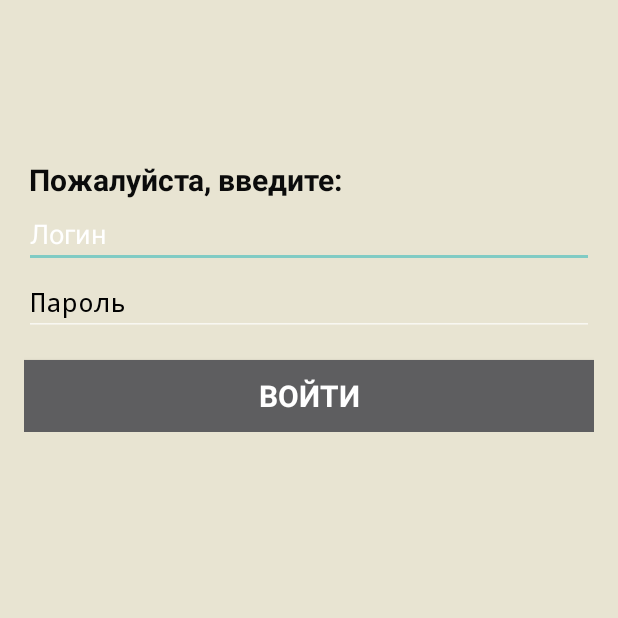
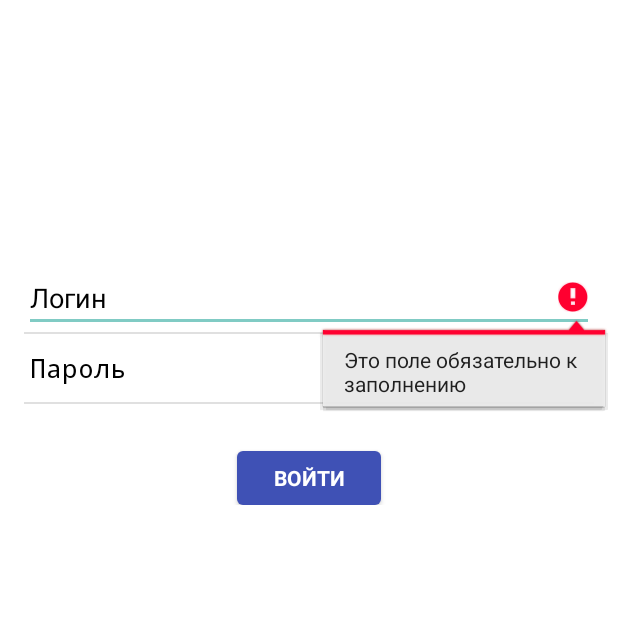
Before and after one commit to annaazzarova/SheduleAndroid, an Android app: the LoginActivity screen opened directly, with no data from a screen before it, after a tap on "ВОЙТИ", on a phone screen of 412 x 824 dp, the top half of it. Run offline under Robolectric (Android 15) with nearby library versions, the phone set to English and light mode, and no system bars.

Commit message:
Сделал переход при нажатии на кнопки из гланого окна в окно авторизации

```diff
--- a/application/shedule/app/src/main/AndroidManifest.xml
+++ b/application/shedule/app/src/main/AndroidManifest.xml
@@ -13,7 +13,7 @@
         android:label="@string/app_name"
         android:theme="@style/AppTheme" >
         <activity
-            android:name=".MainActivity"
+            android:name=".MainActivityNew"
             android:label="@string/app_name" >
             <intent-filter>
                 <action android:name="android.intent.action.MAIN" />
--- a/application/shedule/app/src/main/java/com/example/anna/shedule/login/LoginActivity.java
+++ b/application/shedule/app/src/main/java/com/example/anna/shedule/login/LoginActivity.java
@@ -4,34 +4,40 @@ import android.animation.Animator;
 import android.animation.AnimatorListenerAdapter;
 import android.annotation.TargetApi;
 import android.app.Activity;
-import android.app.LoaderManager.LoaderCallbacks;
-import android.content.CursorLoader;
-import android.content.Loader;
-import android.database.Cursor;
-import android.net.Uri;
 import android.os.AsyncTask;
-import android.os.Build;
 import android.os.Bundle;
-import android.provider.ContactsContract;
-import android.text.TextUtils;
 import android.view.KeyEvent;
 import android.view.View;
 import android.view.View.OnClickListener;
-import android.view.inputmethod.EditorInfo;
 import android.widget.Button;
 import android.widget.EditText;
 import android.widget.TextView;
 
 import com.example.anna.shedule.R;
 
-import java.util.ArrayList;
-import java.util.List;
+import static android.R.integer.config_shortAnimTime;
+import static android.os.Build.VERSION.SDK_INT;
+import static android.os.Build.VERSION_CODES.HONEYCOMB_MR2;
+import static android.text.TextUtils.isEmpty;
+import static android.view.View.GONE;
+import static android.view.View.VISIBLE;
+import static android.view.inputmethod.EditorInfo.IME_NULL;
+import static android.widget.TextView.OnEditorActionListener;
+import static com.example.anna.shedule.R.id.login;
+import static com.example.anna.shedule.R.id.login_form;
+import static com.example.anna.shedule.R.id.login_progress;
+import static com.example.anna.shedule.R.id.password;
+import static com.example.anna.shedule.R.layout.activity_login;
+import static com.example.anna.shedule.R.string.error_field_required;
+import static com.example.anna.shedule.R.string.error_incorrect_password;
+import static com.example.anna.shedule.R.string.error_invalid_password;
+import static java.lang.Thread.sleep;
 
 
 /**
  * A login screen that offers login via email/password.
  */
-public class LoginActivity extends Activity implements LoaderCallbacks<Cursor> {
+public class LoginActivity extends Activity  {
 
     /**
      * A dummy authentication store containing known user names and passwords.
@@ -46,7 +52,7 @@ public class LoginActivity extends Activity implements LoaderCallbacks<Cursor> {
     private UserLoginTask mAuthTask = null;
 
     // UI references.
-    private EditText mEmailView;
+    private EditText mLoginView;
     private EditText mPasswordView;
     private View mProgressView;
     private View mLoginFormView;
@@ -54,17 +60,17 @@ public class LoginActivity extends Activity implements LoaderCallbacks<Cursor> {
     @Override
     protected void onCreate(Bundle savedInstanceState) {
         super.onCreate(savedInstanceState);
-        setContentView(R.layout.activity_login);
+        setContentView(activity_login);
 
         // Set up the login form.
-        mEmailView = (EditText) findViewById(R.id.login);
-        populateAutoComplete();
+        mLoginView = (EditText) findViewById(login);
+//        populateAutoComplete();
 
-        mPasswordView = (EditText) findViewById(R.id.password);
-        mPasswordView.setOnEditorActionListener(new TextView.OnEditorActionListener() {
+        mPasswordView = (EditText) findViewById(password);
+        mPasswordView.setOnEditorActionListener(new OnEditorActionListener() {
             @Override
             public boolean onEditorAction(TextView textView, int id, KeyEvent keyEvent) {
-                if (id == R.id.login || id == EditorInfo.IME_NULL) {
+                if (id == R.id.login || id == IME_NULL) {
                     attemptLogin();
                     return true;
                 }
@@ -72,7 +78,7 @@ public class LoginActivity extends Activity implements LoaderCallbacks<Cursor> {
             }
         });
 
-        Button mEmailSignInButton = (Button) findViewById(R.id.email_sign_in_button);
+        Button mEmailSignInButton = (Button) findViewById(R.id.login_sign_in_button);
         mEmailSignInButton.setOnClickListener(new OnClickListener() {
             @Override
             public void onClick(View view) {
@@ -80,13 +86,13 @@ public class LoginActivity extends Activity implements LoaderCallbacks<Cursor> {
             }
         });
 
-        mLoginFormView = findViewById(R.id.login_form);
-        mProgressView = findViewById(R.id.login_progress);
+        mLoginFormView = findViewById(login_form);
+        mProgressView = findViewById(login_progress);
     }
 
-    private void populateAutoComplete() {
+   /* private void populateAutoComplete() {
         getLoaderManager().initLoader(0, null, this);
-    }
+    }*/
 
 
     /**
@@ -100,31 +106,31 @@ public class LoginActivity extends Activity implements LoaderCallbacks<Cursor> {
         }
 
         // Reset errors.
-        mEmailView.setError(null);
+        mLoginView.setError(null);
         mPasswordView.setError(null);
 
         // Store values at the time of the login attempt.
-        String email = mEmailView.getText().toString();
+        String login = mLoginView.getText().toString();
         String password = mPasswordView.getText().toString();
 
         boolean cancel = false;
         View focusView = null;
 
         // Check for a valid password, if the user entered one.
-        if (!TextUtils.isEmpty(password) && !isPasswordValid(password)) {
-            mPasswordView.setError(getString(R.string.error_invalid_password));
+        if (!isEmpty(password) && !isPasswordValid(password)) {
+            mPasswordView.setError(getString(error_invalid_password));
             focusView = mPasswordView;
             cancel = true;
         }
 
         // Check for a valid email address.
-        if (TextUtils.isEmpty(email)) {
-            mEmailView.setError(getString(R.string.error_field_required));
-            focusView = mEmailView;
+        if (isEmpty(login)) {
+            mLoginView.setError(getString(error_field_required));
+            focusView = mLoginView;
             cancel = true;
-        } else if (!isEmailValid(email)) {
+        } else if (!isEmailValid(login)) {
             //mEmailView.setError(getString(R.string.error_invalid_email));
-            focusView = mEmailView;
+            focusView = mLoginView;
             cancel = true;
         }
 
@@ -136,14 +142,14 @@ public class LoginActivity extends Activity implements LoaderCallbacks<Cursor> {
             // Show a progress spinner, and kick off a background task to
             // perform the user login attempt.
             showProgress(true);
-            mAuthTask = new UserLoginTask(email, password);
+            mAuthTask = new UserLoginTask(login, password);
             mAuthTask.execute((Void) null);
         }
     }
 
-    private boolean isEmailValid(String email) {
+    private boolean isEmailValid(String login) {
         //TODO: Replace this with your own logic
-        return email.contains("@");
+        return login.contains("@");
     }
 
     private boolean isPasswordValid(String password) {
@@ -154,82 +160,82 @@ public class LoginActivity extends Activity implements LoaderCallbacks<Cursor> {
     /**
      * Shows the progress UI and hides the login form.
      */
-    @TargetApi(Build.VERSION_CODES.HONEYCOMB_MR2)
+    @TargetApi(HONEYCOMB_MR2)
     public void showProgress(final boolean show) {
         // On Honeycomb MR2 we have the ViewPropertyAnimator APIs, which allow
         // for very easy animations. If available, use these APIs to fade-in
         // the progress spinner.
-        if (Build.VERSION.SDK_INT >= Build.VERSION_CODES.HONEYCOMB_MR2) {
-            int shortAnimTime = getResources().getInteger(android.R.integer.config_shortAnimTime);
+        if (SDK_INT >= HONEYCOMB_MR2) {
+            int shortAnimTime = getResources().getInteger(config_shortAnimTime);
 
-            mLoginFormView.setVisibility(show ? View.GONE : View.VISIBLE);
+            mLoginFormView.setVisibility(show ? GONE : VISIBLE);
             mLoginFormView.animate().setDuration(shortAnimTime).alpha(
                     show ? 0 : 1).setListener(new AnimatorListenerAdapter() {
                 @Override
                 public void onAnimationEnd(Animator animation) {
-                    mLoginFormView.setVisibility(show ? View.GONE : View.VISIBLE);
+                    mLoginFormView.setVisibility(show ? GONE : VISIBLE);
                 }
             });
 
-            mProgressView.setVisibility(show ? View.VISIBLE : View.GONE);
+            mProgressView.setVisibility(show ? VISIBLE : GONE);
             mProgressView.animate().setDuration(shortAnimTime).alpha(
                     show ? 1 : 0).setListener(new AnimatorListenerAdapter() {
                 @Override
                 public void onAnimationEnd(Animator animation) {
-                    mProgressView.setVisibility(show ? View.VISIBLE : View.GONE);
+                    mProgressView.setVisibility(show ? VISIBLE : GONE);
                 }
             });
         } else {
             // The ViewPropertyAnimator APIs are not available, so simply show
             // and hide the relevant UI components.
-            mProgressView.setVisibility(show ? View.VISIBLE : View.GONE);
-            mLoginFormView.setVisibility(show ? View.GONE : View.VISIBLE);
+            mProgressView.setVisibility(show ? VISIBLE : GONE);
+            mLoginFormView.setVisibility(show ? GONE : VISIBLE);
         }
     }
 
-    @Override
+    /*@Override
     public Loader<Cursor> onCreateLoader(int i, Bundle bundle) {
         return new CursorLoader(this,
                 // Retrieve data rows for the device user's 'profile' contact.
-                Uri.withAppendedPath(ContactsContract.Profile.CONTENT_URI,
-                        ContactsContract.Contacts.Data.CONTENT_DIRECTORY), ProfileQuery.PROJECTION,
+                withAppendedPath(CONTENT_URI,
+                        CONTENT_DIRECTORY), PROJECTION,
 
                 // Select only email addresses.
-                ContactsContract.Contacts.Data.MIMETYPE +
-                        " = ?", new String[]{ContactsContract.CommonDataKinds.Email
-                .CONTENT_ITEM_TYPE},
+                MIMETYPE +
+                        " = ?", new String[]{
+                CONTENT_ITEM_TYPE},
 
                 // Show primary email addresses first. Note that there won't be
                 // a primary email address if the user hasn't specified one.
-                ContactsContract.Contacts.Data.IS_PRIMARY + " DESC");
+                IS_PRIMARY + " DESC");
     }
 
     @Override
     public void onLoadFinished(Loader<Cursor> cursorLoader, Cursor cursor) {
-        List<String> emails = new ArrayList<>();
+        List<String> logins = new ArrayList<>();
         cursor.moveToFirst();
         while (!cursor.isAfterLast()) {
-            emails.add(cursor.getString(ProfileQuery.ADDRESS));
+            logins.add(cursor.getString(ADDRESS));
             cursor.moveToNext();
         }
 // вызов добавления
 //        addEmailsToAutoComplete(emails);
-    }
+    }*/
 
-    @Override
+    /*@Override
     public void onLoaderReset(Loader<Cursor> cursorLoader) {
 
     }
 
     private interface ProfileQuery {
         String[] PROJECTION = {
-                ContactsContract.CommonDataKinds.Email.ADDRESS,
-                ContactsContract.CommonDataKinds.Email.IS_PRIMARY,
+                Email.ADDRESS,
+                Email.IS_PRIMARY,
         };
 
         int ADDRESS = 0;
         int IS_PRIMARY = 1;
-    }
+    }*/
 
 //доабавление я пока закоментил
     /*private void addEmailsToAutoComplete(List<String> emailAddressCollection) {
@@ -251,8 +257,8 @@ public class LoginActivity extends Activity implements LoaderCallbacks<Cursor> {
         private final String mPassword;
         private final String isMobile;
 
-        UserLoginTask(String email, String password) {
-            mEmail = email;
+        UserLoginTask(String login, String password) {
+            mEmail = login;
             mPassword = password;
             isMobile = "true";
         }
@@ -263,7 +269,7 @@ public class LoginActivity extends Activity implements LoaderCallbacks<Cursor> {
 
             try {
                 // Simulate network access.
-                Thread.sleep(2000);
+                sleep(2000);
             } catch (InterruptedException e) {
                 return false;
             }
@@ -288,7 +294,7 @@ public class LoginActivity extends Activity implements LoaderCallbacks<Cursor> {
             if (success) {
                 finish();
             } else {
-                mPasswordView.setError(getString(R.string.error_incorrect_password));
+                mPasswordView.setError(getString(error_incorrect_password));
                 mPasswordView.requestFocus();
             }
         }
--- a/application/shedule/app/src/main/res/layout/activity_login.xml
+++ b/application/shedule/app/src/main/res/layout/activity_login.xml
@@ -11,7 +11,7 @@
     android:paddingLeft="@dimen/activity_horizontal_margin"
     android:paddingRight="@dimen/activity_horizontal_margin"
     android:paddingTop="@dimen/activity_vertical_margin"
-    android:background="#ffe8e4d2">
+    android:background="#ffffff">
 
     <!-- Login progress -->
     <ProgressBar
@@ -33,36 +33,29 @@
             android:layout_height="wrap_content"
             android:orientation="vertical">
 
-            <TextView
-                android:layout_width="wrap_content"
-                android:layout_height="wrap_content"
-                android:textAppearance="?android:attr/textAppearanceSmall"
-                android:text="@string/text_invitation"
-                android:id="@+id/txtInvitation"
-                android:autoText="false"
-                android:layout_marginTop="90dp"
-                android:textSize="20sp"
-                android:textStyle="bold"
-                android:textColor="#ff0b0b0b"
-                android:layout_marginLeft="3dp" />
-
             <EditText
+                android:layout_marginTop="160dp"
                 android:id="@+id/login"
                 android:layout_width="match_parent"
                 android:layout_height="wrap_content"
                 android:hint="@string/prompt_login"
+                android:textColorHint="#ff000000"
                 android:maxLines="1"
                 android:singleLine="true"
-                android:text="@string/prompt_login"
+                android:textColor="#ff000000"
                 android:inputType="text"
                 android:textStyle="normal" />
+
+            <View
+                android:layout_width="match_parent"
+                android:layout_height="1dp"
+                android:background="#e0e0e0"/>
 
             <EditText
                 android:id="@+id/password"
                 android:layout_width="match_parent"
                 android:layout_height="wrap_content"
                 android:hint="@string/prompt_password"
-                android:imeActionId="@+id/login"
                 android:imeActionLabel="@string/action_sign_in_short"
                 android:imeOptions="actionUnspecified"
                 android:inputType="textPassword"
@@ -70,19 +63,25 @@
                 android:singleLine="true"
                 android:textColor="#ff000000"
                 android:textStyle="normal"
-                android:textColorHint="#ff000000" />
+                android:textColorHint="#ff000000"
+                android:imeActionId="@+id/login"/>
+            <View
+                android:layout_width="match_parent"
+                android:layout_height="1dp"
+                android:background="#e0e0e0"/>
 
             <Button
-                android:id="@+id/email_sign_in_button"
+                android:id="@+id/login_sign_in_button"
                 style="?android:textAppearanceSmall"
-                android:layout_width="match_parent"
-                android:layout_height="wrap_content"
-                android:layout_marginTop="16dp"
+                android:layout_width="96dp"
+                android:layout_height="36dp"
+                android:background="@drawable/rectangle_rounded_all_blue_for_buttons"
+                android:layout_gravity="center_horizontal"
+                android:layout_marginTop="31dp"
                 android:text="@string/action_sign_in"
                 android:textColor="#ffffffff"
-                android:background="#5e5e60"
                 android:textStyle="bold"
-                android:textSize="20dp" />
+                android:singleLine="true" />
 
         </LinearLayout>
     </ScrollView>
```
Also changed, not shown: application/shedule/app/src/main/java/com/example/anna/shedule/LoginActivity.java (deleted, +0 -303 lines), application/shedule/app/src/main/java/com/example/anna/shedule/MainActivityNew.java (+36 -2 lines).
